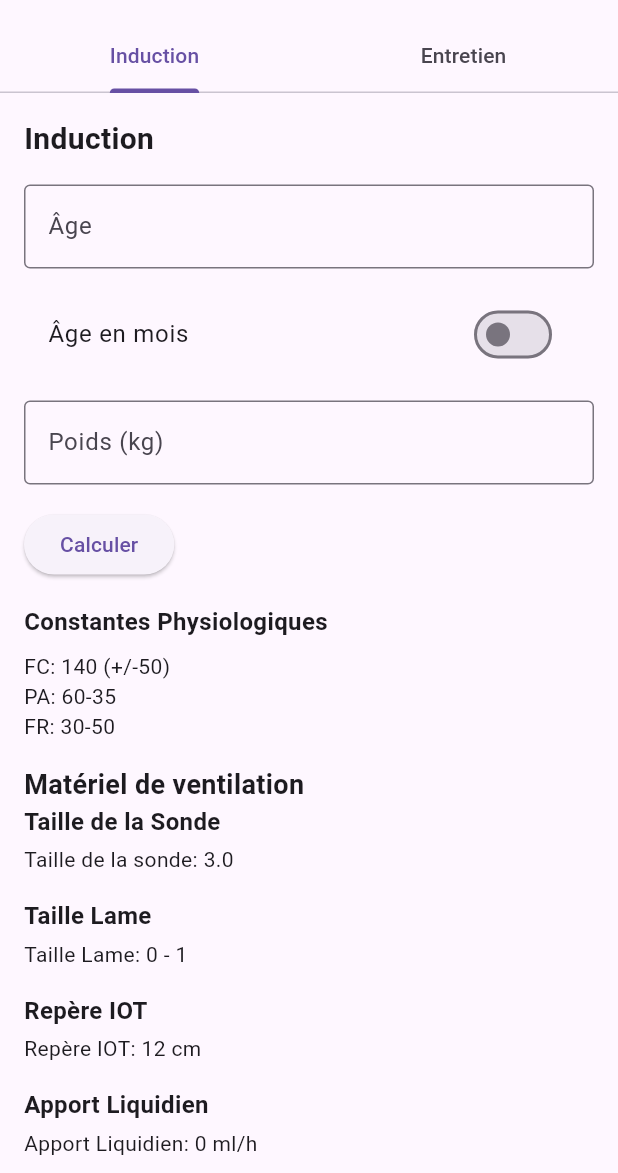
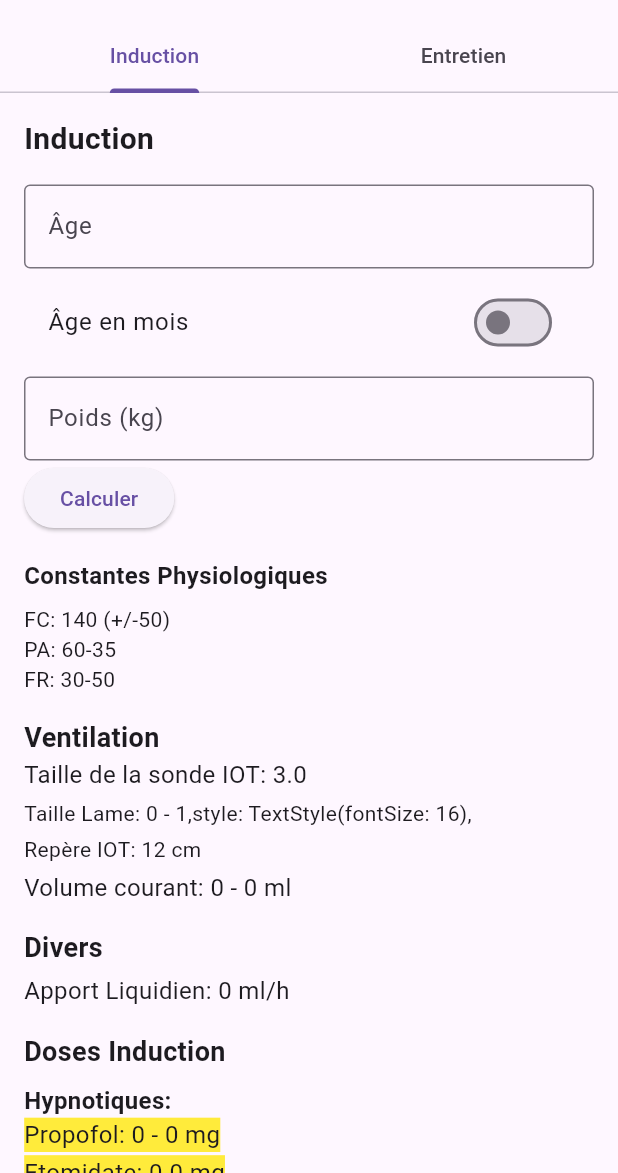
Before and after one commit to Thomdev38/pedianest, a Flutter app: the PosologieCalculatorScreen screen opened directly, after a tap on "Calculer", on a phone screen of 412 x 824 dp, the part 63-1236 px from its top. Run offline on Flutter 3.47's test engine with Material 3 defaults, Android fonts, the phone set to English and light mode, and no system bars; missing offline and left inert: syncfusion_flutter_pdfviewer.

Commit message:
modif ventil

```diff
--- /dev/null
+++ b/lib/entretien.dart
@@ -0,0 +1,31 @@
+import "package:flutter/material.dart";
+
+class EntretienPage extends StatelessWidget {
+  final double? dosePropofolEntretien; // Recevoir la variable du parent
+
+  const EntretienPage({super.key, this.dosePropofolEntretien});
+
+  @override
+  Widget build(BuildContext context) {
+    return SingleChildScrollView(
+      padding: const EdgeInsets.all(16.0),
+      child: Column(
+        crossAxisAlignment: CrossAxisAlignment.start,
+        children: [
+          const Text(
+            'Entretien Page',
+            style: TextStyle(fontSize: 20, fontWeight: FontWeight.bold),
+          ),
+          const SizedBox(height: 16),
+
+          if (dosePropofolEntretien != null)
+            Text(
+              'Dose d\'entretien de Propofol: ${dosePropofolEntretien!.toStringAsFixed(1)} mg/kg/h',
+              style: const TextStyle(fontSize: 16),
+            ),
+          // Autres éléments à afficher...
+        ],
+      ),
+    );
+  }
+}
--- a/lib/posologiecalculator.dart
+++ b/lib/posologiecalculator.dart
@@ -1,7 +1,7 @@
 // ignore_for_file: must_be_immutable
 
 import 'package:flutter/material.dart';
-
+import 'entretien.dart';
 
 
 class PosologieCalculatorScreen extends StatefulWidget {
@@ -351,13 +351,13 @@ class InductionPage extends StatelessWidget {
               border: OutlineInputBorder(),
             ),
           ),
-          const SizedBox(height: 16),
+          const SizedBox(height: 8),
           SwitchListTile(
             title: const Text('Âge en mois'),
             value: isAgeInMonths,
             onChanged: onSwitchChanged,
           ),
-          const SizedBox(height: 16),
+          const SizedBox(height: 8),
           TextField(
             controller: poidsController,
             keyboardType: TextInputType.number,
@@ -366,7 +366,7 @@ class InductionPage extends StatelessWidget {
               border: OutlineInputBorder(),
             ),
           ),
-          const SizedBox(height: 16),
+          const SizedBox(height: 1),
           ElevatedButton(
             onPressed: onCalculate,
             child: const Text('Calculer'),
@@ -384,54 +384,34 @@ class InductionPage extends StatelessWidget {
             const SizedBox(height: 16),
           ],
 
-          const Text("Matériel de ventilation", style: TextStyle(fontSize: 18, fontWeight: FontWeight.bold),),
 
           if (tailleSonde != null) ...[
-            const Text(
-              'Taille de la Sonde',
-              style: TextStyle(fontSize: 16, fontWeight: FontWeight.bold),
-            ),
-            const SizedBox(height: 4),
-            Text('Taille de la sonde: $tailleSonde'),
-            const SizedBox(height: 16),
+            const Text("Ventilation", style: TextStyle(fontSize: 18, fontWeight: FontWeight.bold),),
+
+            Text('Taille de la sonde IOT: $tailleSonde', style: TextStyle(fontSize: 16),),
+
           ],
            if (taillelame != null) ...[
-            const Text(
-              'Taille Lame',
-              style: TextStyle(fontSize: 16, fontWeight: FontWeight.bold),
-            ),
             const SizedBox(height: 4),
-            Text('Taille Lame: ${taillelame!['taillelame']}'),
-            const SizedBox(height: 16),
+            Text('Taille Lame: ${taillelame!['taillelame']},style: TextStyle(fontSize: 16),'),
           ],
           if (repereiot != null) ...[
-            const Text(
-              'Repère IOT',
-              style: TextStyle(fontSize: 16, fontWeight: FontWeight.bold),
-            ),
             const SizedBox(height: 4),
             Text('Repère IOT: ${repereiot!.toStringAsFixed(0)} cm'),
-            const SizedBox(height: 16),
-          ],
-          if (apportLiquidien != null) ...[
-            const Text(
-              'Apport Liquidien',
-              style: TextStyle(fontSize: 16, fontWeight: FontWeight.bold),
-            ),
-            const SizedBox(height: 4),
-            Text('Apport Liquidien: $apportLiquidien ml/h'),
-            const SizedBox(height: 16),
           ],
           if (vtmin != null && vtmax != null) ...[
-            const Text(
-              'Volume Courant',
-              style: TextStyle(fontSize: 16, fontWeight: FontWeight.bold),
-            ),
             const SizedBox(height: 4),
-            Text('Volume courant: $vtmin - $vtmax ml'),
+            Text('Volume courant: $vtmin - $vtmax ml', style: TextStyle(fontSize: 16),),
             const SizedBox(height: 16),
           ],
 
+           if (apportLiquidien != null) ...[
+            const Text("Divers", style: TextStyle(fontSize: 18, fontWeight: FontWeight.bold),),
+            const SizedBox(height: 4),
+            Text('Apport Liquidien: $apportLiquidien ml/h',style: TextStyle(fontSize: 16),),
+
+          ],
+          const SizedBox(height: 16),
 
 
 
@@ -484,34 +464,3 @@ class InductionPage extends StatelessWidget {
     );
   }
 }
-
-
-
-class EntretienPage extends StatelessWidget {
-  final double? dosePropofolEntretien; // Recevoir la variable du parent
-
-  const EntretienPage({super.key, this.dosePropofolEntretien});
-
-  @override
-  Widget build(BuildContext context) {
-    return SingleChildScrollView(
-      padding: const EdgeInsets.all(16.0),
-      child: Column(
-        crossAxisAlignment: CrossAxisAlignment.start,
-        children: [
-          const Text(
-            'Entretien Page',
-            style: TextStyle(fontSize: 20, fontWeight: FontWeight.bold),
-          ),
-          const SizedBox(height: 16),
-          if (dosePropofolEntretien != null)
-            Text(
-              'Dose d\'entretien de Propofol: ${dosePropofolEntretien!.toStringAsFixed(1)} mg/kg/h',
-              style: const TextStyle(fontSize: 16),
-            ),
-          // Autres éléments à afficher...
-        ],
-      ),
-    );
-  }
-}
```
